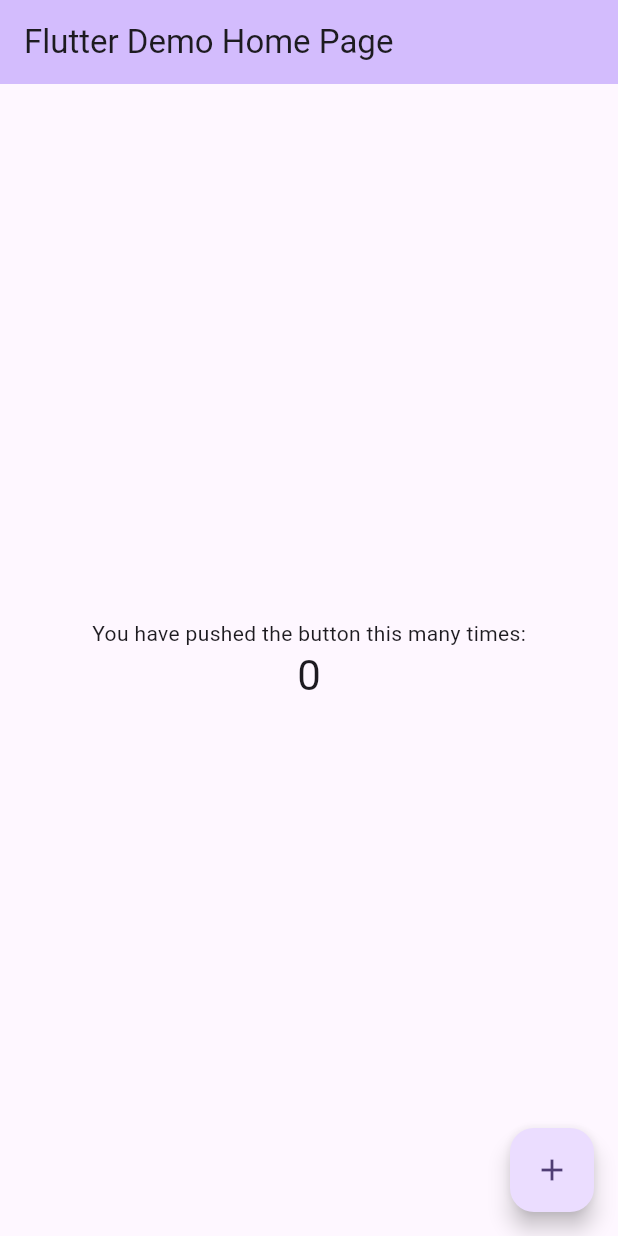
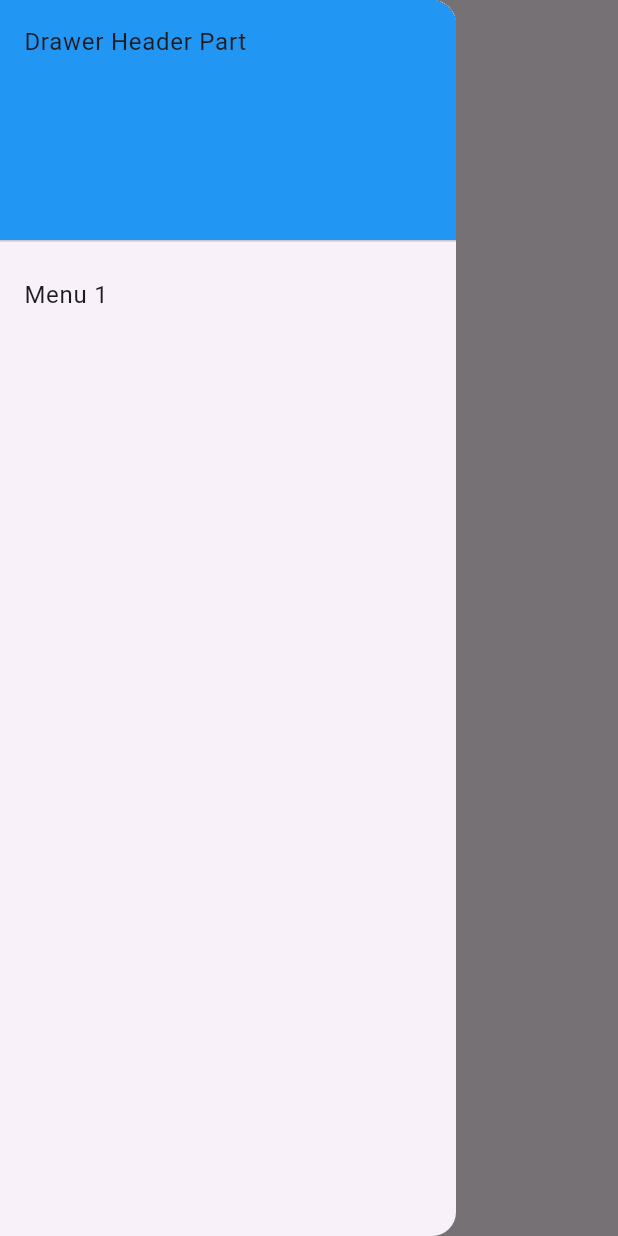
Before and after one commit to StudioZERONE/study_flutter_13_totally03_lec, a Flutter app: the screen it shows after launch, with the side drawer open (before the commit the screen has no drawer), on a phone screen of 412 x 824 dp. Run offline on Flutter 3.47's test engine with Material 2 defaults, Android fonts, the phone set to English and light mode, and no system bars.

Commit message:
Side Menu (Drawer) 구현

```diff
--- a/lib/main.dart
+++ b/lib/main.dart
@@ -13,113 +13,45 @@ class MyApp extends StatelessWidget {
     return MaterialApp(
       title: 'Flutter Demo',
       theme: ThemeData(
-        // This is the theme of your application.
-        //
-        // TRY THIS: Try running your application with "flutter run". You'll see
-        // the application has a blue toolbar. Then, without quitting the app,
-        // try changing the seedColor in the colorScheme below to Colors.green
-        // and then invoke "hot reload" (save your changes or press the "hot
-        // reload" button in a Flutter-supported IDE, or press "r" if you used
-        // the command line to start the app).
-        //
-        // Notice that the counter didn't reset back to zero; the application
-        // state is not lost during the reload. To reset the state, use hot
-        // restart instead.
-        //
-        // This works for code too, not just values: Most code changes can be
-        // tested with just a hot reload.
         colorScheme: ColorScheme.fromSeed(seedColor: Colors.deepPurple),
         useMaterial3: true,
       ),
-      home: const MyHomePage(title: 'Flutter Demo Home Page'),
+      home: const MyHomePage(),
     );
   }
 }
 
 class MyHomePage extends StatefulWidget {
-  const MyHomePage({super.key, required this.title});
-
-  // This widget is the home page of your application. It is stateful, meaning
-  // that it has a State object (defined below) that contains fields that affect
-  // how it looks.
-
-  // This class is the configuration for the state. It holds the values (in this
-  // case the title) provided by the parent (in this case the App widget) and
-  // used by the build method of the State. Fields in a Widget subclass are
-  // always marked "final".
-
-  final String title;
+  const MyHomePage({super.key});
 
   @override
   State<MyHomePage> createState() => _MyHomePageState();
 }
 
 class _MyHomePageState extends State<MyHomePage> {
-  int _counter = 0;
-
-  void _incrementCounter() {
-    setState(() {
-      // This call to setState tells the Flutter framework that something has
-      // changed in this State, which causes it to rerun the build method below
-      // so that the display can reflect the updated values. If we changed
-      // _counter without calling setState(), then the build method would not be
-      // called again, and so nothing would appear to happen.
-      _counter++;
-    });
-  }
-
   @override
   Widget build(BuildContext context) {
-    // This method is rerun every time setState is called, for instance as done
-    // by the _incrementCounter method above.
-    //
-    // The Flutter framework has been optimized to make rerunning build methods
-    // fast, so that you can just rebuild anything that needs updating rather
-    // than having to individually change instances of widgets.
     return Scaffold(
-      appBar: AppBar(
-        // TRY THIS: Try changing the color here to a specific color (to
-        // Colors.amber, perhaps?) and trigger a hot reload to see the AppBar
-        // change color while the other colors stay the same.
-        backgroundColor: Theme.of(context).colorScheme.inversePrimary,
-        // Here we take the value from the MyHomePage object that was created by
-        // the App.build method, and use it to set our appbar title.
-        title: Text(widget.title),
-      ),
-      body: Center(
-        // Center is a layout widget. It takes a single child and positions it
-        // in the middle of the parent.
-        child: Column(
-          // Column is also a layout widget. It takes a list of children and
-          // arranges them vertically. By default, it sizes itself to fit its
-          // children horizontally, and tries to be as tall as its parent.
-          //
-          // Column has various properties to control how it sizes itself and
-          // how it positions its children. Here we use mainAxisAlignment to
-          // center the children vertically; the main axis here is the vertical
-          // axis because Columns are vertical (the cross axis would be
-          // horizontal).
-          //
-          // TRY THIS: Invoke "debug painting" (choose the "Toggle Debug Paint"
-          // action in the IDE, or press "p" in the console), to see the
-          // wireframe for each widget.
-          mainAxisAlignment: MainAxisAlignment.center,
-          children: <Widget>[
-            const Text(
-              'You have pushed the button this many times:',
+      appBar: AppBar(title: const Text('Test Title')),
+      drawer: Drawer(
+        child: ListView(
+          padding: EdgeInsets.zero,
+          children: const <Widget>[
+            DrawerHeader(
+              decoration: BoxDecoration(color: Colors.blue),
+              child: Text('Drawer Header Part'),
             ),
-            Text(
-              '$_counter',
-              style: Theme.of(context).textTheme.headlineMedium,
+            ListTile(
+              title: Text('Menu 1'),
             ),
           ],
         ),
       ),
-      floatingActionButton: FloatingActionButton(
-        onPressed: _incrementCounter,
-        tooltip: 'Increment',
-        child: const Icon(Icons.add),
-      ), // This trailing comma makes auto-formatting nicer for build methods.
+      body: const Center(
+        child: Column(
+          children: [],
+        ),
+      ),
     );
   }
 }
```
